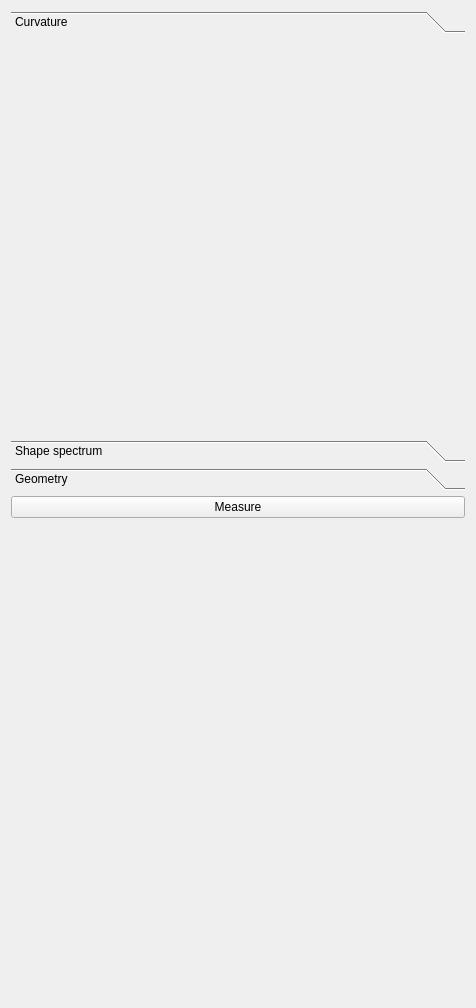
Before: the Qt Designer form src/napari_stress/_spherical_harmonics/toolbox.ui in BiAPoL/napari-stress, drawn with Qt 5.
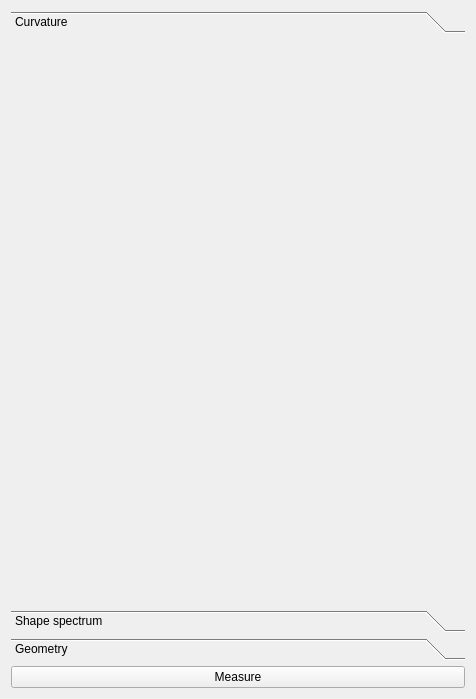
After: the same form once the commit is applied. The open tabs and pages were chosen to show the change.

```diff
--- a/src/napari_stress/_spherical_harmonics/toolbox.ui
+++ b/src/napari_stress/_spherical_harmonics/toolbox.ui
@@ -7,9 +7,21 @@
     <x>0</x>
     <y>0</y>
     <width>476</width>
-    <height>1008</height>
+    <height>699</height>
    </rect>
   </property>
+  <property name="sizePolicy">
+   <sizepolicy hsizetype="Preferred" vsizetype="Preferred">
+    <horstretch>0</horstretch>
+    <verstretch>0</verstretch>
+   </sizepolicy>
+  </property>
+  <property name="minimumSize">
+   <size>
+    <width>0</width>
+    <height>300</height>
+   </size>
+  </property>
   <property name="windowTitle">
    <string>Form</string>
   </property>
@@ -25,7 +37,7 @@
         <x>0</x>
         <y>0</y>
         <width>458</width>
-        <height>397</height>
+        <height>571</height>
        </rect>
       </property>
       <attribute name="label">
@@ -33,7 +45,20 @@
       </attribute>
       <layout class="QGridLayout" name="gridLayout_2">
        <item row="0" column="0">
-        <widget class="QWidget" name="placeholder_curv" native="true"/>
+        <widget class="QWidget" name="placeholder_curv" native="true">
+         <property name="sizePolicy">
+          <sizepolicy hsizetype="Expanding" vsizetype="Expanding">
+           <horstretch>0</horstretch>
+           <verstretch>0</verstretch>
+          </sizepolicy>
+         </property>
+         <property name="minimumSize">
+          <size>
+           <width>0</width>
+           <height>200</height>
+          </size>
+         </property>
+        </widget>
        </item>
       </layout>
      </widget>
@@ -109,19 +134,6 @@
      </property>
     </widget>
    </item>
-   <item row="2" column="0">
-    <spacer name="verticalSpacer">
-     <property name="orientation">
-      <enum>Qt::Vertical</enum>
-     </property>
-     <property name="sizeHint" stdset="0">
-      <size>
-       <width>20</width>
-       <height>40</height>
-      </size>
-     </property>
-    </spacer>
-   </item>
   </layout>
  </widget>
  <resources/>
```
Left out of the diff: 15 changed lines with no effect on the pictures.
